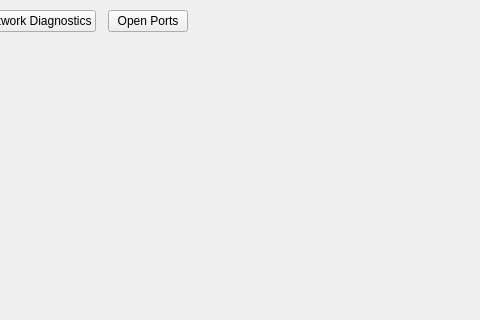
This is shared/nexis/Pages/Helpers/helpers_page.ui in s4solutionsllc/Nexis as Qt 5 draws it before an edit; both pictures show x 245 to 725 and y 0 to 320 of the 839 by 590 pixel window. The edited form follows.
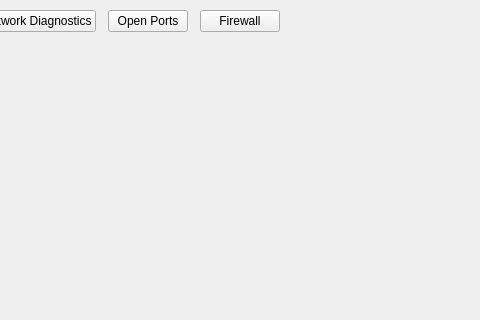
This is the edited form.

Commit message:
feat(helpers): add firewall status widget (FR-68 Phase 1)
Add FirewallWidget to the Helpers page with firewall status indicator,
enable/disable toggle, and multi-backend support (macOS socketfilterfw,
ufw, firewalld). Includes not-available state with help tooltip for
missing tools. 15 parser unit tests.

Diff of the .ui file:
```diff
--- a/shared/nexis/Pages/Helpers/helpers_page.ui
+++ b/shared/nexis/Pages/Helpers/helpers_page.ui
@@ -123,6 +123,25 @@
         </attribute>
        </widget>
       </item>
+      <item alignment="Qt::AlignLeft">
+       <widget class="QPushButton" name="btnFirewall">
+        <property name="cursor">
+         <cursorShape>PointingHandCursor</cursorShape>
+        </property>
+        <property name="focusPolicy">
+         <enum>Qt::NoFocus</enum>
+        </property>
+        <property name="text">
+         <string>Firewall</string>
+        </property>
+        <property name="checkable">
+         <bool>true</bool>
+        </property>
+        <attribute name="buttonGroup">
+         <string notr="true">buttonGroup</string>
+        </attribute>
+       </widget>
+      </item>
       <item>
        <spacer name="horizontalSpacer">
         <property name="orientation">
```
The commit also changes 10 other files.
